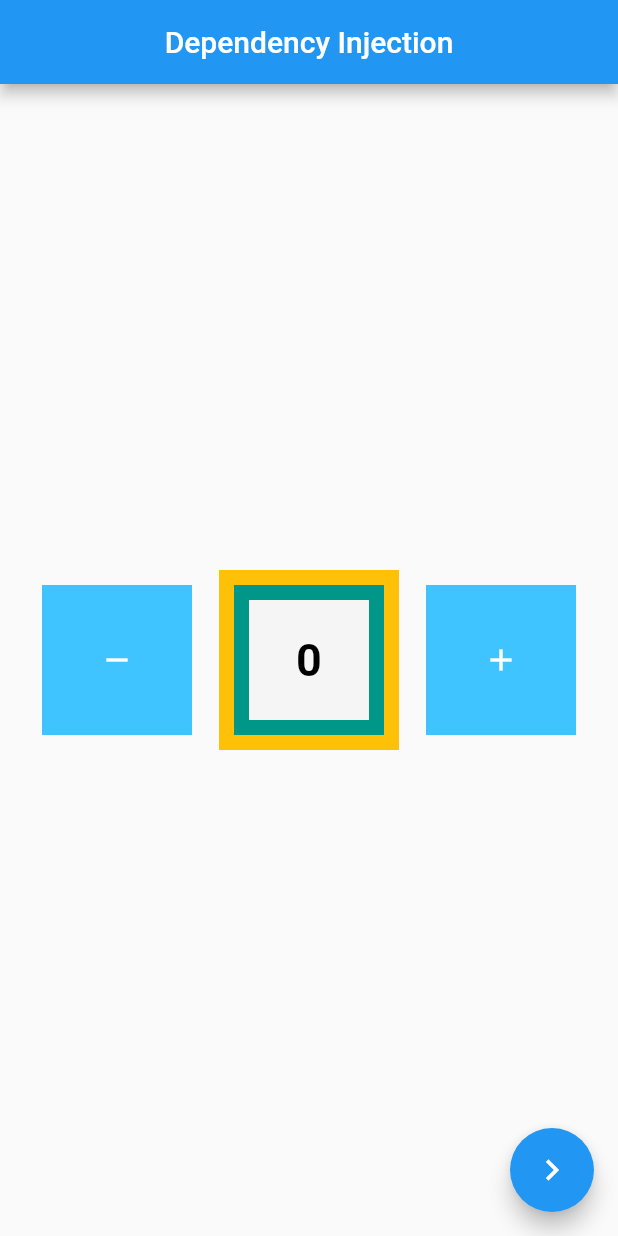
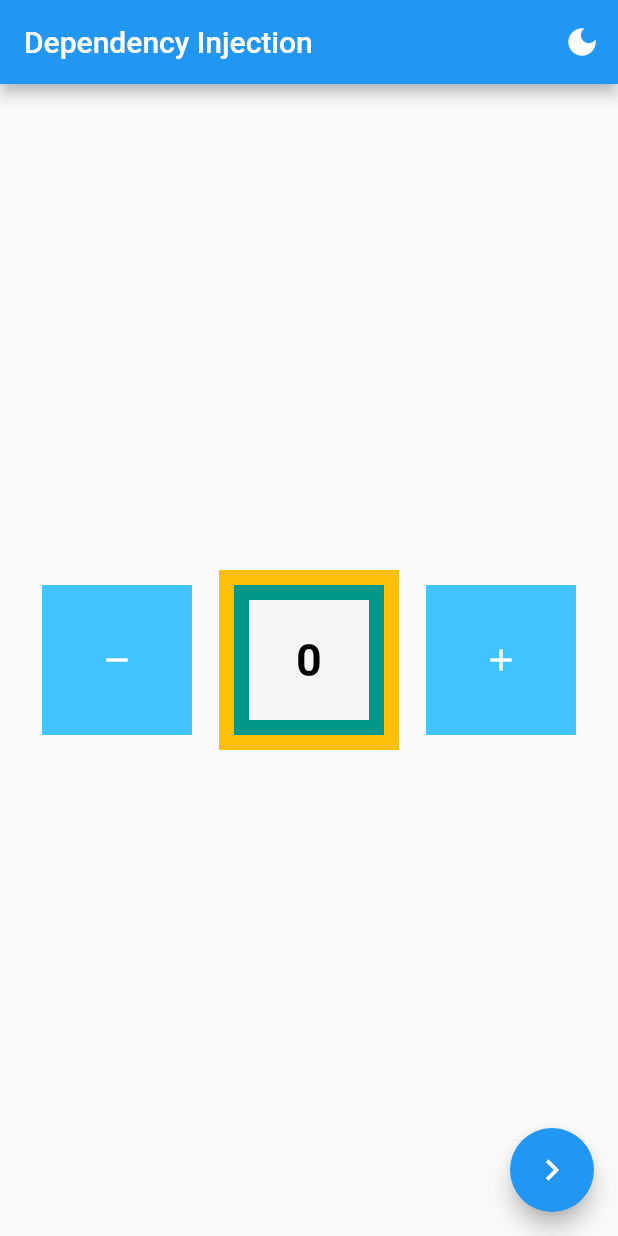
Before and after one commit to tamathecxder/learn_BLoC, a Flutter app: the screen it shows after launch, on a phone screen of 412 x 824 dp. Run offline on Flutter 3.47's test engine with Material 2 defaults, Android fonts, the phone set to English and light mode, and no system bars; our stand-ins replace bloc, flutter_bloc.

Commit message:
Multi Bloc Provider untuk kemudahan initialize suatu bloc

```diff
--- /dev/null
+++ b/lib/bloc/theme.dart
@@ -0,0 +1,14 @@
+import 'package:bloc/bloc.dart';
+
+class ThemeBloc extends Cubit<bool> {
+  ThemeBloc() : super(true);
+
+  void changeTheme() => emit(!state);
+
+  @override
+  void onChange(Change<bool> change) {
+    // TODO: implement onChange
+    super.onChange(change);
+    print(change);
+  }
+}
--- a/lib/main.dart
+++ b/lib/main.dart
@@ -1,6 +1,7 @@
 import 'package:flutter/material.dart';
 import 'package:flutter_bloc/flutter_bloc.dart';
 import 'package:learn_bloc/bloc/counter.dart';
+import 'package:learn_bloc/bloc/theme.dart';
 import 'package:learn_bloc/pages/home.dart';
 import 'package:learn_bloc/pages/other.dart';
 import 'package:learn_bloc/routes/routes.dart';
@@ -15,9 +16,54 @@ class MyApp extends StatelessWidget {
   @override
   Widget build(BuildContext context) {
     final router = AppRouter();
+    final ThemeBloc myTheme = ThemeBloc();
+    final Counter counter = Counter();
 
+    // return BlocProvider(
+    //   create: (context) => myTheme,
+    //   child: BlocBuilder(
+    //     bloc: myTheme,
+    //     builder: (context, state) {
+    //       return MaterialApp(
+    //         theme: myTheme.state == true ? ThemeData.light() : ThemeData.dark(),
+    //         debugShowCheckedModeBanner: false,
+    //         // home: BlocProvider(
+    //         //   create: (context) => Counter(),
+    //         //   child: HomePage(),
+    //         // ),
+    //         // routes: {
+    //         //   "/": (context) => BlocProvider.value(
+    //         //         value: counter,
+    //         //         child: HomePage(),
+    //         //       ),
+    //         //   "/other": (context) => BlocProvider.value(
+    //         //         value: counter,
+    //         //         child: const OtherPage(),
+    //         //       ),
+    //         // },
+    //         // initialRoute: "/",
+    //         onGenerateRoute: router.onGenerateRoute,
+    //       );
+    //     },
+    //   ),
+    // );
+
+    return MultiBlocProvider(
+      providers: [
+        BlocProvider(
+          create: (context) => myTheme,
+        ),
+        BlocProvider(
+          create: (context) => counter,
+        ),
+      ],
+      child: BlocBuilder(
+        bloc: myTheme,
+        builder: (context, state) {
           return MaterialApp(
             debugShowCheckedModeBanner: false,
+            theme: myTheme.state == true ? ThemeData.light() : ThemeData.dark(),
+            onGenerateRoute: router.onGenerateRoute,
             // home: BlocProvider(
             //   create: (context) => Counter(),
             //   child: HomePage(),
@@ -33,7 +79,9 @@ class MyApp extends StatelessWidget {
             //       ),
             // },
             // initialRoute: "/",
-      onGenerateRoute: router.onGenerateRoute,
+          );
+        },
+      ),
     );
   }
 }
--- a/lib/pages/home.dart
+++ b/lib/pages/home.dart
@@ -1,6 +1,9 @@
+import 'dart:developer';
+
 import 'package:flutter/material.dart';
 import 'package:flutter_bloc/flutter_bloc.dart';
 import 'package:learn_bloc/bloc/counter.dart';
+import 'package:learn_bloc/bloc/theme.dart';
 import 'package:learn_bloc/pages/other.dart';
 import 'package:learn_bloc/widgets/amber.dart';
 
@@ -10,11 +13,23 @@ class HomePage extends StatelessWidget {
   @override
   Widget build(BuildContext context) {
     Counter counter = BlocProvider.of<Counter>(context);
+    ThemeBloc myTheme = BlocProvider.of<ThemeBloc>(context);
 
     return Scaffold(
       appBar: AppBar(
         title: const Text("Dependency Injection"),
-        centerTitle: true,
+        centerTitle: false,
+        actions: [
+          IconButton(
+            onPressed: () {
+              myTheme.changeTheme();
+              log(myTheme.state.toString());
+            },
+            icon: Icon(
+              myTheme.state == true ? Icons.dark_mode : Icons.light_mode,
+            ),
+          )
+        ],
       ),
       floatingActionButton: FloatingActionButton(
         onPressed: () {
```
Lines whose indentation alone changed are shown as unchanged.
